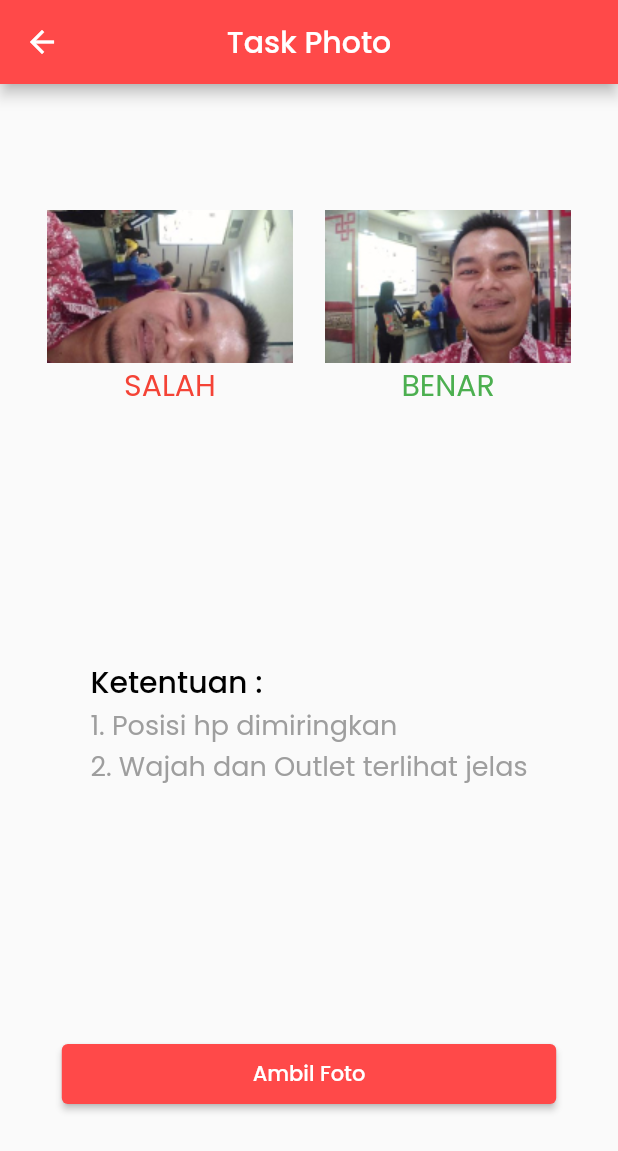
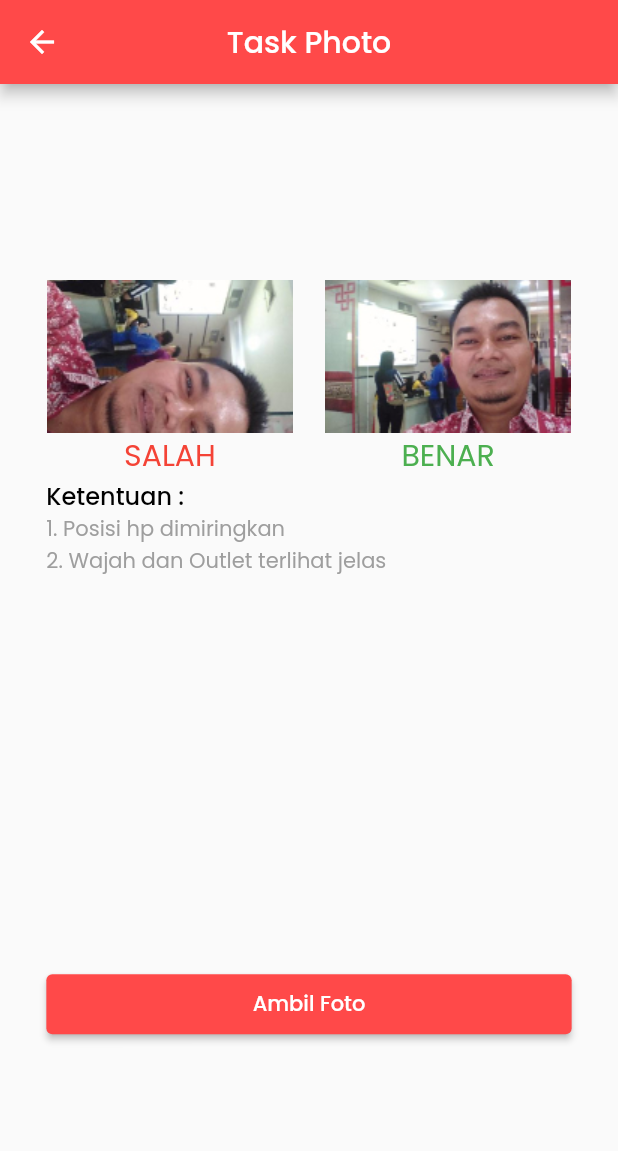
Before and after one commit to rosyidrid/telkomapps, a Flutter app: the PhotoPage screen opened directly, on a phone screen of 412 x 824 dp. Shown: the top 1151 px of the screen. Run offline on Flutter 3.47's test engine with Material 2 defaults, Android fonts, the light colour scheme and no system bars; our stand-ins replace flutter_svg, google_maps_flutter, image_picker, shared_preferences, splashscreen; accounts and stored records are empty.

Commit message:
photo page

```diff
--- a/lib/pages/photo/photo.dart
+++ b/lib/pages/photo/photo.dart
@@ -1,4 +1,6 @@
 import 'package:flutter/material.dart';
+import 'package:image_picker/image_picker.dart';
+import 'dart:io';
 
 class PhotoPage extends StatelessWidget {
   const PhotoPage({Key? key}) : super(key: key);
@@ -20,7 +22,9 @@ class PhotoPage extends StatelessWidget {
               children: <Widget>[
                 Container(
                   width: size.width * 0.9,
-                  child: Row(
+                  child: Column(
+                    children: <Widget>[
+                      Row(
                           mainAxisAlignment: MainAxisAlignment.spaceAround,
                           children: <Widget>[
                             Column(
@@ -48,8 +52,9 @@ class PhotoPage extends StatelessWidget {
                               ],
                             )
                           ]),
-                ),
                       Container(
+                          width: size.width * 0.85,
+                          alignment: Alignment.centerLeft,
                           child: Column(
                             crossAxisAlignment: CrossAxisAlignment.start,
                             children: <Widget>[
@@ -57,21 +62,24 @@ class PhotoPage extends StatelessWidget {
                                   style: TextStyle(
                                       color: Colors.black,
                                       fontWeight: FontWeight.w500,
-                            fontSize: 20)),
+                                      fontSize: 16)),
                               Text(
                                   "1. Posisi hp dimiringkan\n2. Wajah dan Outlet terlihat jelas",
                                   style: TextStyle(
                                       color: Colors.grey,
                                       fontWeight: FontWeight.w300,
-                            fontSize: 18)),
+                                      fontSize: 14)),
                             ],
                           )),
+                    ],
+                  ),
+                ),
                 ElevatedButton(
                   onPressed: () {},
                   child: Text("Ambil Foto"),
                   style: ElevatedButton.styleFrom(
                     primary: Color(0xFFFF4949),
-                    minimumSize: Size(size.width * 0.8, 40),
+                    minimumSize: Size(size.width * 0.85, 40),
                   ),
                 )
               ]),
--- a/pubspec.yaml
+++ b/pubspec.yaml
@@ -38,6 +38,7 @@ dependencies:
   splashscreen: ^1.3.5
   google_maps_flutter: ^2.1.3
   platform: ^3.1.0
+  image_picker: ^0.8.5
 
 dev_dependencies:
   flutter_test:
```
Also changed, not shown: pubspec.lock. Lines whose indentation alone changed are shown as unchanged.
